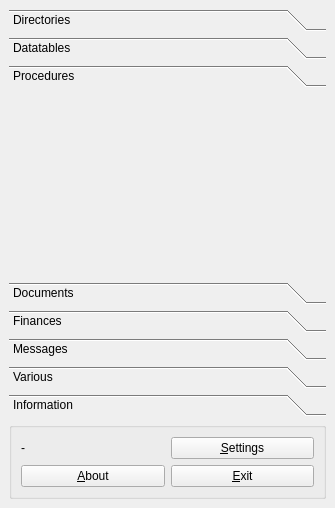
This is trunk/ui/mainfrm.ui in BackupTheBerlios/first4-svn as Qt 5 draws it before an edit. The edited form follows.
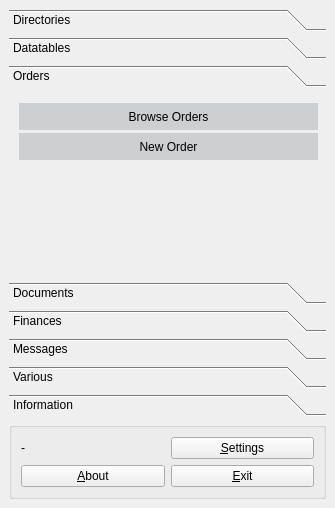
This is the edited form. The open tabs and pages were chosen to show the change. Icons and pictures are not drawn.

```diff
--- a/trunk/ui/mainfrm.ui
+++ b/trunk/ui/mainfrm.ui
@@ -342,16 +342,140 @@
         <rect>
          <x>0</x>
          <y>0</y>
-         <width>96</width>
-         <height>26</height>
+         <width>317</width>
+         <height>154</height>
         </rect>
        </property>
        <attribute name="label" >
-        <string>Procedures</string>
+        <string>Orders</string>
        </attribute>
        <attribute name="icon" >
         <iconset resource="first.qrc" >:/images/images/kontact_todo.png</iconset>
        </attribute>
+       <widget class="QPushButton" name="btnneworder" >
+        <property name="geometry" >
+         <rect>
+          <x>10</x>
+          <y>40</y>
+          <width>299</width>
+          <height>27</height>
+         </rect>
+        </property>
+        <property name="palette" >
+         <palette>
+          <active>
+           <colorrole role="Button" >
+            <brush brushstyle="SolidPattern" >
+             <color alpha="255" >
+              <red>206</red>
+              <green>207</green>
+              <blue>209</blue>
+             </color>
+            </brush>
+           </colorrole>
+          </active>
+          <inactive>
+           <colorrole role="Button" >
+            <brush brushstyle="SolidPattern" >
+             <color alpha="255" >
+              <red>206</red>
+              <green>207</green>
+              <blue>209</blue>
+             </color>
+            </brush>
+           </colorrole>
+          </inactive>
+          <disabled>
+           <colorrole role="Button" >
+            <brush brushstyle="SolidPattern" >
+             <color alpha="255" >
+              <red>206</red>
+              <green>207</green>
+              <blue>209</blue>
+             </color>
+            </brush>
+           </colorrole>
+          </disabled>
+         </palette>
+        </property>
+        <property name="autoFillBackground" >
+         <bool>true</bool>
+        </property>
+        <property name="text" >
+         <string>New Order</string>
+        </property>
+        <property name="icon" >
+         <iconset resource="first.qrc" >:/images/images/kontact_todo.png</iconset>
+        </property>
+        <property name="checkable" >
+         <bool>false</bool>
+        </property>
+        <property name="flat" >
+         <bool>true</bool>
+        </property>
+       </widget>
+       <widget class="QPushButton" name="btnbrowseorders" >
+        <property name="geometry" >
+         <rect>
+          <x>10</x>
+          <y>10</y>
+          <width>299</width>
+          <height>27</height>
+         </rect>
+        </property>
+        <property name="palette" >
+         <palette>
+          <active>
+           <colorrole role="Button" >
+            <brush brushstyle="SolidPattern" >
+             <color alpha="255" >
+              <red>206</red>
+              <green>207</green>
+              <blue>209</blue>
+             </color>
+            </brush>
+           </colorrole>
+          </active>
+          <inactive>
+           <colorrole role="Button" >
+            <brush brushstyle="SolidPattern" >
+             <color alpha="255" >
+              <red>206</red>
+              <green>207</green>
+              <blue>209</blue>
+             </color>
+            </brush>
+           </colorrole>
+          </inactive>
+          <disabled>
+           <colorrole role="Button" >
+            <brush brushstyle="SolidPattern" >
+             <color alpha="255" >
+              <red>206</red>
+              <green>207</green>
+              <blue>209</blue>
+             </color>
+            </brush>
+           </colorrole>
+          </disabled>
+         </palette>
+        </property>
+        <property name="autoFillBackground" >
+         <bool>true</bool>
+        </property>
+        <property name="text" >
+         <string>Browse Orders</string>
+        </property>
+        <property name="icon" >
+         <iconset resource="first.qrc" >:/images/images/kontact_todo.png</iconset>
+        </property>
+        <property name="checkable" >
+         <bool>false</bool>
+        </property>
+        <property name="flat" >
+         <bool>true</bool>
+        </property>
+       </widget>
       </widget>
       <widget class="QWidget" name="page_4" >
        <property name="geometry" >
```
Left out of the diff: 12 changed lines with no effect on the pictures.
